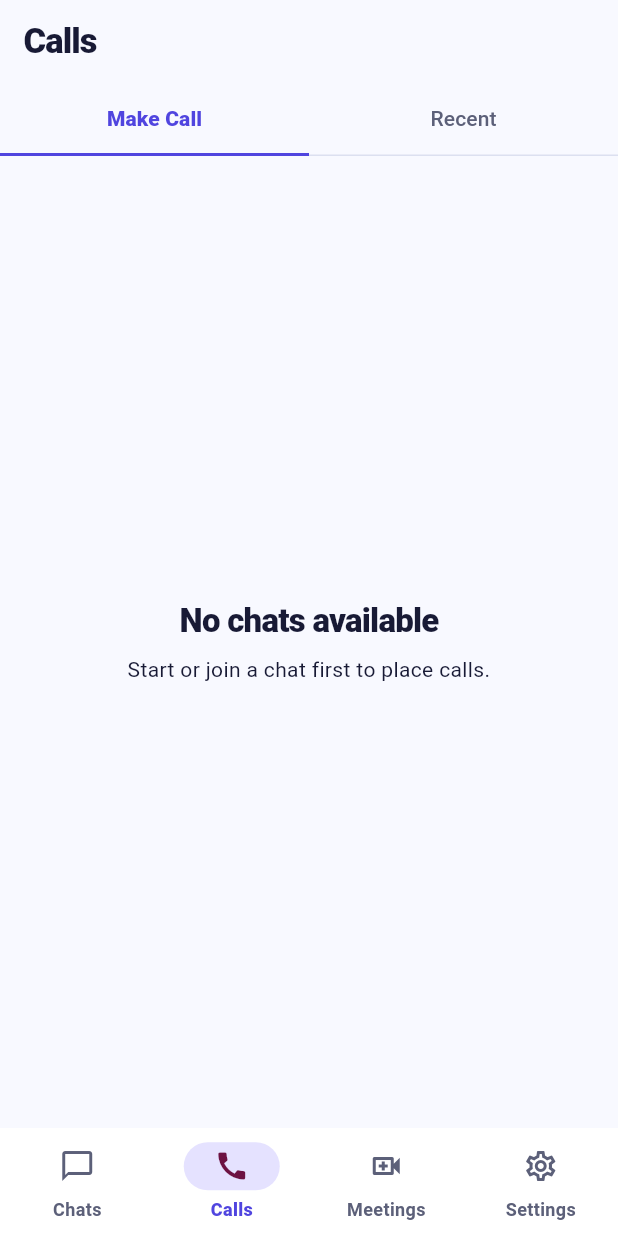
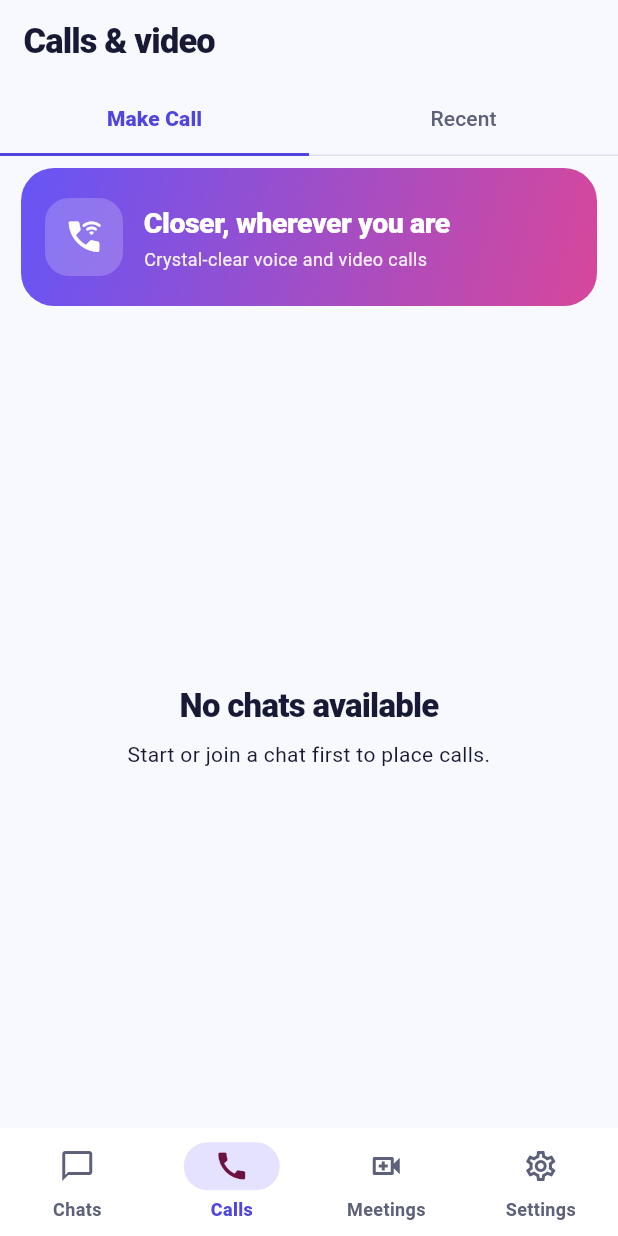
Before and after one commit to kunalz06/coms, a Flutter app: the CallsScreen screen opened by its route, on a phone screen of 412 x 824 dp. Run offline on Flutter 3.47's test engine with Material 3 defaults, Android fonts, the phone set to English and light mode, and no system bars; our stand-ins replace dio, file_picker, firebase_auth, firebase_core, firebase_messaging, flutter_riverpod and 8 more; missing offline and left inert: dart:html, flutter_webrtc, record; accounts and stored records are empty.

Commit message:
feat(ui): modernize navigation and feature surfaces

```diff
--- a/lib/features/calls/presentation/calls_screen.dart
+++ b/lib/features/calls/presentation/calls_screen.dart
@@ -7,6 +7,7 @@ import '../../../app/router/app_routes.dart';
 import '../../../shared/models/conversation.dart';
 import '../../chats/data/chat_repository.dart';
 import '../../../shared/widgets/state_views.dart';
+import '../../../shared/widgets/comms_feature_banner.dart';
 import '../data/call_controller.dart';
 import '../data/call_repository.dart';
 import '../domain/call_models.dart';
@@ -39,7 +40,7 @@ class CallsScreen extends ConsumerWidget {
       length: 2,
       child: Scaffold(
         appBar: AppBar(
-          title: const Text('Calls'),
+          title: const Text('Calls & video'),
           bottom: const TabBar(
             tabs: [
               Tab(text: 'Make Call'),
@@ -49,6 +50,11 @@ class CallsScreen extends ConsumerWidget {
         ),
         body: Column(
           children: [
+            const CommsFeatureBanner(
+              title: 'Closer, wherever you are',
+              subtitle: 'Crystal-clear voice and video calls',
+              icon: Icons.wifi_calling_3_rounded,
+            ),
             if (callActive && controller.isMinimized)
               Padding(
                 padding: const EdgeInsets.fromLTRB(16, 12, 16, 0),
@@ -132,10 +138,15 @@ class CallsScreen extends ConsumerWidget {
                       return ListView.separated(
                         padding: const EdgeInsets.all(16),
                         itemCount: items.length,
-                        separatorBuilder: (_, __) => const Divider(height: 1),
+                        separatorBuilder: (_, __) => const SizedBox(height: 6),
                         itemBuilder: (context, index) {
                           final call = items[index];
                           return ListTile(
+                            tileColor: Theme.of(context).colorScheme.surfaceContainerLow,
+                            shape: RoundedRectangleBorder(
+                              borderRadius: BorderRadius.circular(18),
+                              side: BorderSide(color: Theme.of(context).colorScheme.outlineVariant),
+                            ),
                             leading: Icon(
                               call.mode.name == 'video'
                                   ? Icons.videocam_outlined
@@ -211,6 +222,11 @@ class _MakeCallTab extends ConsumerWidget {
                 ? (conversation.title ?? 'Group call')
                 : (conversation.title ?? 'Direct call');
             return ListTile(
+              tileColor: Theme.of(context).colorScheme.surfaceContainerLow,
+              shape: RoundedRectangleBorder(
+                borderRadius: BorderRadius.circular(18),
+                side: BorderSide(color: Theme.of(context).colorScheme.outlineVariant),
+              ),
               leading: CircleAvatar(
                 child: Icon(
                   conversation.isGroup ? Icons.groups : Icons.person,
```
